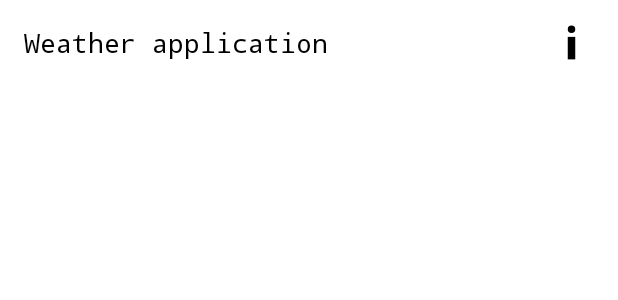
After one commit to Frranky/weatherApp, an Android app: the layout toolbar.xml on its own in the app's theme, with its tools: preview values and no code run, on a phone screen of 412 x 824 dp. The commit adds this screen. Shown: the top 300 px of the screen. Run offline under Robolectric (Android 15) with nearby library versions, the phone set to English and light mode, and no system bars; network calls fail.

Commit message:
007-Expanded functionality
The schedule has become better, created toolbar and bottonNavBar with another param - wind speed

```diff
--- a/app/src/main/java/com/example/weatherapp/data/mapper/ForecastMapper.kt
+++ b/app/src/main/java/com/example/weatherapp/data/mapper/ForecastMapper.kt
@@ -10,8 +10,9 @@ fun toForecastModel(jsonArray: JSONArray): ArrayList<ForecastModel> {
 		val temp 		= jsonArray.getJSONObject(i).getJSONObject("main").getString("temp")
 		val feels_like 	= jsonArray.getJSONObject(i).getJSONObject("main").getString("feels_like")
 		val weather 	= jsonArray.getJSONObject(i).getJSONArray("weather").getJSONObject(0).getString("description")
+		val wind_speed 	= jsonArray.getJSONObject(i).getJSONObject("wind").getString("speed")
 		val date 		= jsonArray.getJSONObject(i).getString("dt_txt")
-		result.add(ForecastModel(temp, feels_like, weather, date))
+		result.add(ForecastModel(temp, feels_like, weather, wind_speed, date))
 	}
 	return result
 }
@@ -24,8 +25,9 @@ fun toForecastModel(text: String): ArrayList<ForecastModel> {
 		val temp 		= jsonArray.getJSONObject(i).getString("temp")
 		val feels_like 	= jsonArray.getJSONObject(i).getString("feels_like")
 		val weather 	= jsonArray.getJSONObject(i).getString("weather")
+		val wind_speed 	= jsonArray.getJSONObject(i).getString("wind")
 		val date 		= jsonArray.getJSONObject(i).getString("date")
-		result.add(ForecastModel(temp, feels_like, weather, date))
+		result.add(ForecastModel(temp, feels_like, weather, wind_speed, date))
 	}
 	return result
 }
--- a/app/src/main/java/com/example/weatherapp/data/model/ForecastModel.kt
+++ b/app/src/main/java/com/example/weatherapp/data/model/ForecastModel.kt
@@ -4,5 +4,6 @@ data class ForecastModel(
 	val temp: String,
 	val feels_like: String,
 	val weather: String,
+	val wind_speed: String,
 	val date: String
 )
--- a/app/src/main/java/com/example/weatherapp/domain/usecase/getDataUseCase.kt
+++ b/app/src/main/java/com/example/weatherapp/domain/usecase/getDataUseCase.kt
@@ -8,18 +8,18 @@ import com.google.gson.GsonBuilder
 import java.io.File
 import java.io.FileInputStream
 
-fun getData(currentDate: Long, context: Context): ArrayList<ForecastModel> {
+fun getData(currentDate: Long, context: Context): Pair<ArrayList<ForecastModel>, Long> {
 	val path = context.filesDir
 	val letDirectory = File(path, "json")
 	letDirectory.mkdirs()
 	val file = File(letDirectory, "data.json")
 
 	if(currentDate - file.lastModified() < 600)
-		return toForecastModel(FileInputStream(file).bufferedReader().use { it.readText() })
+		return toForecastModel(FileInputStream(file).bufferedReader().use { it.readText() }) to file.lastModified()
 
 	val data = toForecastModel(getWeather())
 	saveData(data, context)
-	return data
+	return data to currentDate
 }
 
 private fun saveData(data: ArrayList<ForecastModel>, context: Context) {
--- /dev/null
+++ b/app/src/main/res/drawable/ic_info.xml
@@ -0,0 +1,6 @@
+<vector android:height="30dp" android:tint="#000000"
+    android:viewportHeight="24" android:viewportWidth="24"
+    android:width="30dp" xmlns:android="http://schemas.android.com/apk/res/android">
+    <path android:fillColor="@android:color/white" android:pathData="M12,19m-2,0a2,2 0,1 1,4 0a2,2 0,1 1,-4 0"/>
+    <path android:fillColor="@android:color/white" android:pathData="M10,3h4v12h-4z"/>
+</vector>
--- /dev/null
+++ b/app/src/main/res/drawable/ic_thermometer.xml
@@ -0,0 +1,5 @@
+<vector android:height="40dp" android:tint="#000000"
+    android:viewportHeight="24" android:viewportWidth="24"
+    android:width="40dp" xmlns:android="http://schemas.android.com/apk/res/android">
+    <path android:fillColor="@android:color/white" android:pathData="M15,13L15,5c0,-1.66 -1.34,-3 -3,-3S9,3.34 9,5v8c-1.21,0.91 -2,2.37 -2,4 0,2.76 2.24,5 5,5s5,-2.24 5,-5c0,-1.63 -0.79,-3.09 -2,-4zM11,5c0,-0.55 0.45,-1 1,-1s1,0.45 1,1h-1v1h1v2h-1v1h1v2h-2L11,5z"/>
+</vector>
--- /dev/null
+++ b/app/src/main/res/layout/toolbar.xml
@@ -0,0 +1,35 @@
+<?xml version="1.0" encoding="utf-8"?>
+<android.widget.Toolbar xmlns:android="http://schemas.android.com/apk/res/android"
+	xmlns:app="http://schemas.android.com/apk/res-auto"
+	android:id="@+id/toolbar_actionbar"
+	android:layout_width="match_parent"
+	app:theme="@style/ThemeOverlay.AppCompat.Dark.ActionBar"
+	android:layout_height="?android:actionBarSize">
+
+	<androidx.constraintlayout.widget.ConstraintLayout
+		android:layout_width="match_parent"
+		android:layout_height="match_parent">
+
+		<TextView
+			android:id="@+id/textView"
+			style="@style/MyTextStyle"
+			android:layout_width="wrap_content"
+			android:layout_height="wrap_content"
+			android:text="Weather application"
+			app:layout_constraintBottom_toBottomOf="parent"
+			app:layout_constraintStart_toStartOf="parent"
+			app:layout_constraintTop_toTopOf="parent" />
+
+		<ImageView
+			android:id="@+id/information"
+			android:layout_width="wrap_content"
+			android:layout_height="wrap_content"
+			android:background="@drawable/ic_info"
+			android:rotation="180"
+			app:layout_constraintHorizontal_bias="0.9"
+			app:layout_constraintBottom_toBottomOf="parent"
+			app:layout_constraintEnd_toEndOf="parent"
+			app:layout_constraintStart_toEndOf="@+id/textView"
+			app:layout_constraintTop_toTopOf="parent" />
+	</androidx.constraintlayout.widget.ConstraintLayout>
+</android.widget.Toolbar>
--- a/app/src/main/res/values/strings.xml
+++ b/app/src/main/res/values/strings.xml
@@ -1,3 +1,5 @@
 <resources>
 	<string name="app_name">WeatherApp</string>
+	<!-- TODO: Remove or change this placeholder text -->
+	<string name="hello_blank_fragment">Hello blank fragment</string>
 </resources>
--- /dev/null
+++ b/app/src/main/res/values/styles.xml
@@ -0,0 +1,8 @@
+<?xml version="1.0" encoding="utf-8"?>
+<resources>
+	<style name="MyTextStyle" parent="">
+		<item name="android:textSize">18sp</item>
+		<item name="android:textColor">@color/black</item>
+		<item name="android:typeface">monospace</item>
+	</style>
+</resources>
```
Also changed, not shown: app/src/main/java/com/example/weatherapp/AboutDialogFragment.kt (added, +21 -0 lines), app/src/main/java/com/example/weatherapp/MainActivity.kt (+56 -3 lines), app/src/main/res/drawable/ic_wind.xml (added, +11 -0 lines), app/src/main/res/layout/activity_main.xml (+20 -2 lines), app/src/main/res/layout/fragment_about_dialog.xml (added, +14 -0 lines), app/src/main/res/menu/menu_bottom.xml (added, +14 -0 lines).
